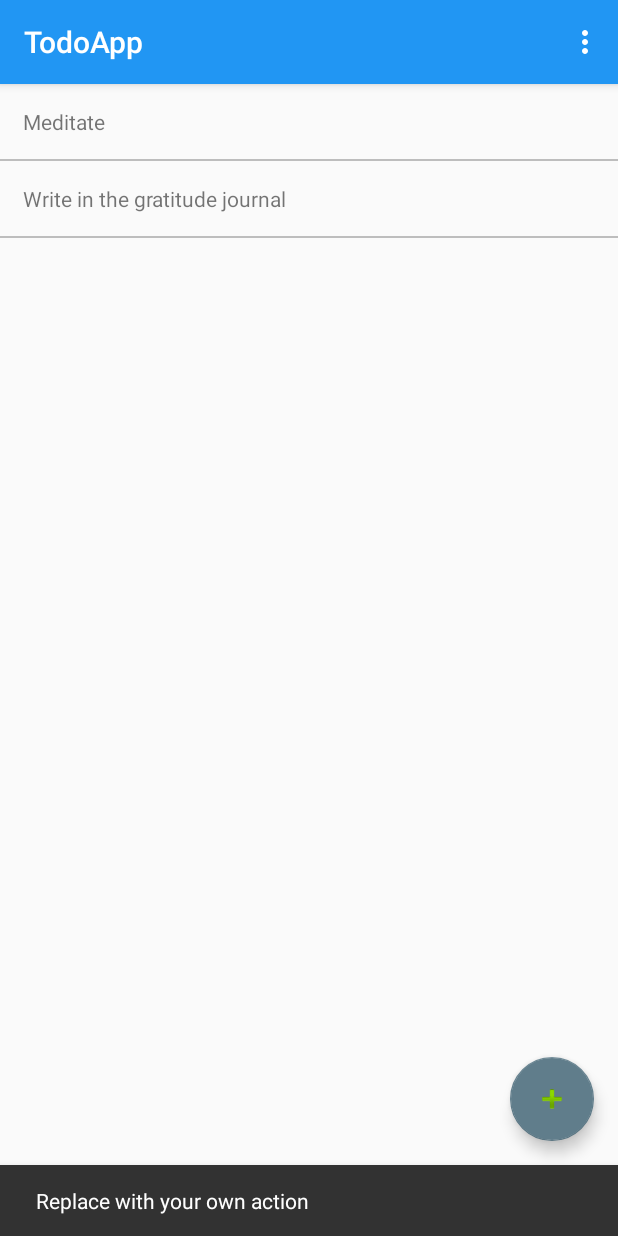
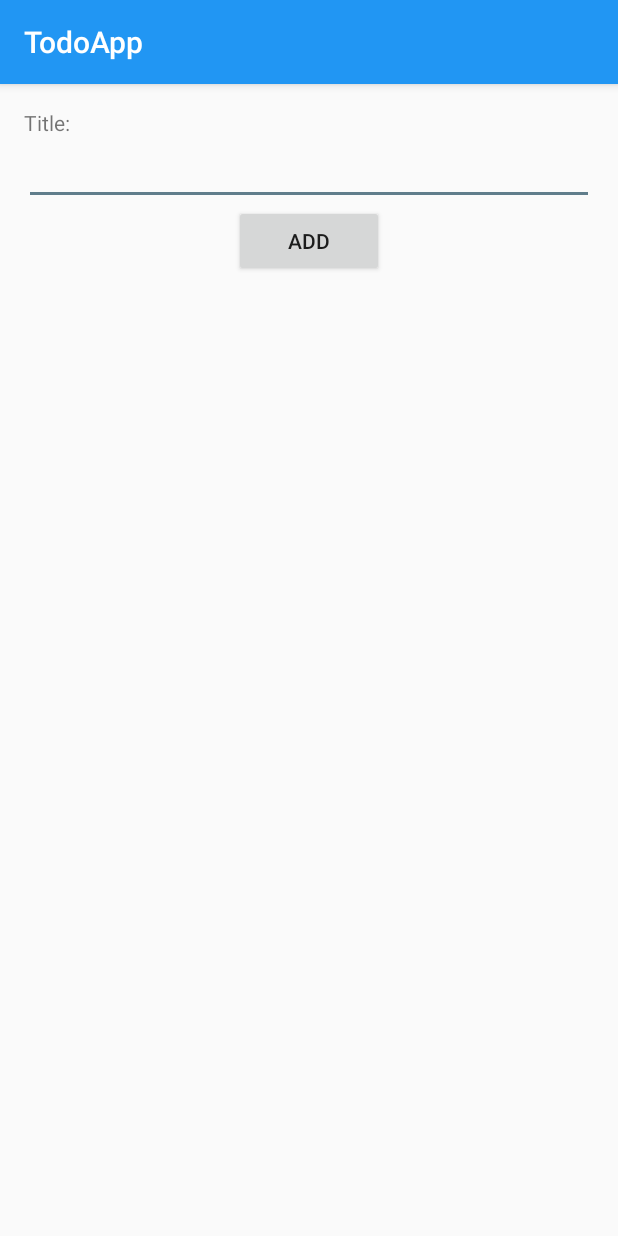
Before and after one commit to philoniare/TodoApp, an Android app: the screen it shows after launch (TodoListActivity before the commit, AddTodoActivity after it), after a tap on an icon or button, on a phone screen of 412 x 824 dp. Run offline under Robolectric (Android 15) with nearby library versions, the phone set to English and light mode, and no system bars; our stand-ins replace ButterKnife.

Commit message:
feat: added google analytics & content provider

```diff
--- a/app/build.gradle
+++ b/app/build.gradle
@@ -1,5 +1,6 @@
 apply plugin: 'com.android.application'
 apply plugin: 'com.neenbedankt.android-apt'
+apply plugin: 'com.google.gms.google-services'
 
 android {
     compileSdkVersion 24
@@ -34,4 +35,7 @@ dependencies {
     compile 'com.jakewharton:butterknife:8.4.0'
     apt 'com.jakewharton:butterknife-compiler:8.4.0'
 
+    // Google Services
+    compile 'com.google.android.gms:play-services-analytics:9.0.0'
+
 }
--- a/app/src/main/AndroidManifest.xml
+++ b/app/src/main/AndroidManifest.xml
@@ -1,7 +1,8 @@
 <?xml version="1.0" encoding="utf-8"?>
 <manifest xmlns:android="http://schemas.android.com/apk/res/android"
     package="com.example.philoniare.todoapp">
-
+    <uses-permission android:name="android.permission.INTERNET"/>
+    <uses-permission android:name="android.permission.ACCESS_NETWORK_STATE"/>
     <application
         android:allowBackup="true"
         android:icon="@mipmap/ic_launcher"
@@ -22,6 +23,7 @@
                 <category android:name="android.intent.category.LAUNCHER" />
             </intent-filter>
         </activity>
+        <activity android:name=".AddTodoActivity" />
     </application>
 
 </manifest>
--- /dev/null
+++ b/app/src/main/java/com/example/philoniare/todoapp/AddTodoActivity.java
@@ -0,0 +1,57 @@
+package com.example.philoniare.todoapp;
+
+import android.content.ContentProvider;
+import android.content.ContentUris;
+import android.content.ContentValues;
+import android.database.Cursor;
+import android.net.Uri;
+import android.os.Bundle;
+import android.support.annotation.Nullable;
+import android.support.v4.content.CursorLoader;
+import android.support.v7.app.AppCompatActivity;
+import android.util.Log;
+import android.view.View;
+import android.widget.Button;
+import android.widget.EditText;
+
+import butterknife.BindView;
+import butterknife.ButterKnife;
+import butterknife.OnCheckedChanged;
+import butterknife.OnClick;
+
+/**
+ * Created by philoniare on 8/28/2016.
+ */
+
+public class AddTodoActivity extends AppCompatActivity {
+    @BindView(R.id.todo_title) EditText todoTitle;
+    @BindView(R.id.btn_add) Button submitButton;
+    private boolean isEditingTodo = false;
+
+    @Override
+    protected void onCreate(@Nullable Bundle savedInstanceState) {
+        super.onCreate(savedInstanceState);
+        setContentView(R.layout.activity_todo_add);
+        ButterKnife.bind(this);
+        Bundle bundle = getIntent().getExtras();
+        if(bundle != null) {
+            Long bundleTodoId = bundle.getLong("TODO_ID");
+            String bundleTodoTitle = bundle.getString("TODO_TITLE");
+            isEditingTodo = true;
+            submitButton.setText("Update");
+            todoTitle.setText(bundleTodoTitle);
+        }
+    }
+
+    @OnClick(R.id.btn_add)
+    public void addTodo(View view) {
+        String title = todoTitle.getText().toString();
+        if(!title.isEmpty()) {
+            ContentValues contentValues = new ContentValues();
+            contentValues.put(TodoContract.TodoEntry.COLUMN_TITLE, todoTitle.getText().toString());
+            contentValues.put(TodoContract.TodoEntry.COLUMN_COMPLETED, 0);
+            getContentResolver().insert(TodoProvider.CONTENT_URI, contentValues);
+            finish();
+        }
+    }
+}
--- /dev/null
+++ b/app/src/main/java/com/example/philoniare/todoapp/RefreshInterface.java
@@ -0,0 +1,9 @@
+package com.example.philoniare.todoapp;
+
+/**
+ * Created by philoniare on 8/28/2016.
+ */
+
+public interface RefreshInterface {
+    void onRefreshCallback();
+}
--- a/app/src/main/java/com/example/philoniare/todoapp/TodoAdapter.java
+++ b/app/src/main/java/com/example/philoniare/todoapp/TodoAdapter.java
@@ -1,49 +1,73 @@
 package com.example.philoniare.todoapp;
 
-import android.support.v7.widget.RecyclerView;
+import android.content.ContentUris;
+import android.content.ContentValues;
+import android.content.Context;
+import android.content.Intent;
+import android.database.Cursor;
+import android.net.Uri;
+import android.support.v4.widget.CursorAdapter;
+import android.util.Log;
 import android.view.LayoutInflater;
 import android.view.View;
 import android.view.ViewGroup;
+import android.widget.CheckBox;
+import android.widget.CompoundButton;
+import android.widget.LinearLayout;
 import android.widget.TextView;
 
-import java.util.ArrayList;
-import java.util.List;
+public class TodoAdapter extends CursorAdapter {
+    private RefreshInterface mRefreshInterface;
 
-import butterknife.BindView;
-import butterknife.ButterKnife;
-
-public class TodoAdapter extends RecyclerView.Adapter<TodoAdapter.ViewHolder> {
-    private ArrayList<TodoItem> todoItems;
-    public static class ViewHolder extends RecyclerView.ViewHolder {
-        @BindView(R.id.todo_title) TextView mTodoTitle;
-
-        public ViewHolder(View view) {
-            super(view);
-            ButterKnife.bind(this, view);
-        }
-    }
-
-    public TodoAdapter(ArrayList<TodoItem> todoItems) {
-        this.todoItems = todoItems;
+    public TodoAdapter(Context context, Cursor cursor, RefreshInterface refreshInterface) {
+        super(context, cursor, 0);
+        mRefreshInterface = refreshInterface;
     }
 
     @Override
-    public ViewHolder onCreateViewHolder(ViewGroup parent, int viewType) {
-        View view = LayoutInflater.from(parent.getContext())
-                .inflate(R.layout.todo_item, parent, false);
-        ViewHolder vh = new ViewHolder(view);
-        return vh;
+    public View newView(Context context, Cursor cursor, ViewGroup parent) {
+        return LayoutInflater.from(context).inflate(R.layout.todo_item, parent, false);
     }
 
     @Override
-    public void onBindViewHolder(ViewHolder holder, int position) {
-        TodoItem currentTodo = todoItems.get(position);
-        holder.mTodoTitle.setText(currentTodo.getTitle());
+    public void bindView(View view, final Context context, Cursor cursor) {
+        final TodoItem currentTodo = TodoItem.fromCursor(cursor);
+        TextView todoTitle = (TextView) view.findViewById(R.id.todo_title);
+        todoTitle.setText(currentTodo.getTitle());
 
-    }
+        LinearLayout todoItemLayout = (LinearLayout) view.findViewById(R.id.todo_list_item);
+        todoItemLayout.setOnClickListener(new View.OnClickListener() {
+            @Override
+            public void onClick(View view) {
+                Intent editTodoIntent = new Intent(context, AddTodoActivity.class);
+                editTodoIntent.putExtra("TODO_ID", currentTodo.getId());
+                editTodoIntent.putExtra("TODO_TITLE", currentTodo.getTitle());
+                context.startActivity(editTodoIntent);
+            }
+        });
 
-    @Override
-    public int getItemCount() {
-        return todoItems.size();
+        CheckBox completionCheckbox = (CheckBox) view.findViewById(R.id.checkbox_completion);
+        Log.d(Utils.LOG_TAG, "" + currentTodo.getStatus());
+        if(currentTodo.getStatus() == 1) {
+            completionCheckbox.setChecked(true);
+        } else {
+            completionCheckbox.setChecked(false);
+        }
+        completionCheckbox.setOnCheckedChangeListener(new CompoundButton.OnCheckedChangeListener() {
+            @Override
+            public void onCheckedChanged(CompoundButton compoundButton, boolean b) {
+                currentTodo.setStatus(b);
+                ContentValues updateValues = new ContentValues();
+                updateValues.put(TodoContract.TodoEntry.COLUMN_COMPLETED, currentTodo.getStatus());
+                Uri singleUri = ContentUris.withAppendedId(TodoProvider.CONTENT_URI, currentTodo.getId());
+                context.getContentResolver().update(
+                        singleUri,
+                        updateValues,
+                        null,
+                        null
+                );
+                mRefreshInterface.onRefreshCallback();
+            }
+        });
     }
 }
--- a/app/src/main/java/com/example/philoniare/todoapp/TodoContract.java
+++ b/app/src/main/java/com/example/philoniare/todoapp/TodoContract.java
@@ -12,5 +12,6 @@ public final class TodoContract {
     public static final class TodoEntry implements BaseColumns {
         public static final String TABLE_NAME = "todoItems";
         public static final String COLUMN_TITLE = "todoTitle";
+        public static final String COLUMN_COMPLETED = "todoCompleted";
     }
 }
--- a/app/src/main/java/com/example/philoniare/todoapp/TodoDatabaseHelper.java
+++ b/app/src/main/java/com/example/philoniare/todoapp/TodoDatabaseHelper.java
@@ -15,13 +15,14 @@ import static com.example.philoniare.todoapp.TodoContract.TodoEntry.TABLE_NAME;
  */
 
 public class TodoDatabaseHelper extends SQLiteOpenHelper{
-    public static final int DATABASE_VERSION = 1;
+    public static final int DATABASE_VERSION = 5;
     public static final String DATABASE_NAME = "todos.db";
     public static final String TEXT_TYPE = " TEXT";
     public static final String COMMA_SEP = ",";
 
     private static final String SQL_CREATE_TODOS = "CREATE TABLE " + TABLE_NAME + " (" +
             TodoContract.TodoEntry._ID + " INTEGER PRIMARY KEY," +
+            TodoContract.TodoEntry.COLUMN_COMPLETED + " INTEGER" + COMMA_SEP +
             TodoContract.TodoEntry.COLUMN_TITLE + TEXT_TYPE + " )";
 
     private static final String SQL_DELETE_TODOS = "DROP TABLE IF EXISTS " + TABLE_NAME;
--- a/app/src/main/java/com/example/philoniare/todoapp/TodoListActivity.java
+++ b/app/src/main/java/com/example/philoniare/todoapp/TodoListActivity.java
@@ -1,11 +1,14 @@
 package com.example.philoniare.todoapp;
 
+import android.content.ContentValues;
+import android.content.Intent;
 import android.database.Cursor;
 import android.net.Uri;
 import android.os.Bundle;
 import android.support.design.widget.FloatingActionButton;
 import android.support.design.widget.Snackbar;
 import android.support.v4.content.CursorLoader;
+import android.support.v4.widget.SimpleCursorAdapter;
 import android.support.v7.app.AppCompatActivity;
 import android.support.v7.widget.LinearLayoutManager;
 import android.support.v7.widget.RecyclerView;
@@ -14,6 +17,8 @@ import android.util.Log;
 import android.view.View;
 import android.view.Menu;
 import android.view.MenuItem;
+import android.widget.AdapterView;
+import android.widget.ListView;
 
 import java.util.ArrayList;
 
@@ -21,14 +26,8 @@ import butterknife.BindView;
 import butterknife.ButterKnife;
 
 public class TodoListActivity extends AppCompatActivity {
-    private static final String PROVIDER_NAME = "todoapp.contentprovider.todos";
-    private static final Uri CONTENT_URI = Uri.parse("content://" + PROVIDER_NAME + "/todos");
-
-    @BindView(R.id.todo_recycler_view) RecyclerView mRecyclerView;
-
-    private RecyclerView.Adapter mAdapter;
-    private RecyclerView.LayoutManager mLayoutManager;
-    private TodoDatabaseHelper todoHelper;
+    @BindView(R.id.todo_list_view) ListView mListView;
+    private TodoAdapter mAdapter;
 
     @Override
     protected void onCreate(Bundle savedInstanceState) {
@@ -42,26 +41,26 @@ public class TodoListActivity extends AppCompatActivity {
         fab.setOnClickListener(new View.OnClickListener() {
             @Override
             public void onClick(View view) {
-                Snackbar.make(view, "Replace with your own action", Snackbar.LENGTH_LONG)
-                        .setAction("Action", null).show();
+                Intent addNewTodoIntent = new Intent(TodoListActivity.this, AddTodoActivity.class);
+                startActivity(addNewTodoIntent);
             }
         });
 
-        ArrayList<TodoItem> todoItems = new ArrayList<>();
-        todoItems.add(new TodoItem("Meditate"));
-        todoItems.add(new TodoItem("Write in the gratitude journal"));
+        mAdapter = new TodoAdapter(this, null, new RefreshInterface() {
+            @Override
+            public void onRefreshCallback() {
+                refreshValuesFromContentProvider();
+            }
+        });
+        mListView.setAdapter(mAdapter);
+        refreshValuesFromContentProvider();
+    }
 
-        // Initialize the todo list
-        mRecyclerView.setHasFixedSize(true);
-        mLayoutManager = new LinearLayoutManager(this);
-        mRecyclerView.setLayoutManager(mLayoutManager);
-
-        mAdapter = new TodoAdapter(todoItems);
-        mRecyclerView.setAdapter(mAdapter);
-
-        // Set out the contentProvider
-        CursorLoader cursorLoader = new CursorLoader(this, CONTENT_URI, null, null, null, null);
+    private void refreshValuesFromContentProvider() {
+        CursorLoader cursorLoader = new CursorLoader(this, TodoProvider.CONTENT_URI, null,
+                null, null, null);
         Cursor c = cursorLoader.loadInBackground();
+        mAdapter.swapCursor(c);
     }
 
     @Override
@@ -73,16 +72,16 @@ public class TodoListActivity extends AppCompatActivity {
 
     @Override
     public boolean onOptionsItemSelected(MenuItem item) {
-        // Handle action bar item clicks here. The action bar will
-        // automatically handle clicks on the Home/Up button, so long
-        // as you specify a parent activity in AndroidManifest.xml.
         int id = item.getItemId();
-
-        //noinspection SimplifiableIfStatement
         if (id == R.id.action_settings) {
             return true;
         }
-
         return super.onOptionsItemSelected(item);
     }
+
+    @Override
+    protected void onResume() {
+        super.onResume();
+        refreshValuesFromContentProvider();
+    }
 }
--- a/app/src/main/java/com/example/philoniare/todoapp/TodoProvider.java
+++ b/app/src/main/java/com/example/philoniare/todoapp/TodoProvider.java
@@ -16,14 +16,14 @@ import android.support.annotation.Nullable;
 
 public class TodoProvider extends ContentProvider {
 
-    private static final String PROVIDER_NAME = "todoapp.contentprovider.todos";
-    private static final Uri CONTENT_URI = Uri.parse("content://" + PROVIDER_NAME + "/todos");
+    public static final String PROVIDER_NAME = "todoapp.contentprovider.todos";
+    public static final Uri CONTENT_URI = Uri.parse("content://" + PROVIDER_NAME + "/todo");
     private static final int TODOS = 1;
     private static final int TODO_ID = 2;
     private static final UriMatcher uriMatcher = getUriMatcher();
     private static UriMatcher getUriMatcher() {
         UriMatcher uriMatcher = new UriMatcher(UriMatcher.NO_MATCH);
-        uriMatcher.addURI(PROVIDER_NAME, "todo", TODOS);
+        uriMatcher.addURI(PROVIDER_NAME, "todos", TODOS);
         uriMatcher.addURI(PROVIDER_NAME, "todos/#", TODO_ID);
         return uriMatcher;
     }
--- /dev/null
+++ b/app/src/main/res/layout/activity_todo_add.xml
@@ -0,0 +1,22 @@
+<?xml version="1.0" encoding="utf-8"?>
+<LinearLayout xmlns:android="http://schemas.android.com/apk/res/android"
+    android:orientation="vertical" android:layout_width="match_parent"
+    android:padding="@dimen/activity_horizontal_margin"
+    android:layout_height="match_parent">
+    <TextView
+        android:text="Title:"
+        android:layout_width="match_parent"
+        android:layout_height="wrap_content" />
+
+    <EditText
+        android:id="@+id/todo_title"
+        android:layout_width="match_parent"
+        android:layout_height="wrap_content" />
+
+    <Button
+        android:id="@+id/btn_add"
+        android:text="Add"
+        android:layout_gravity="center_horizontal"
+        android:layout_width="100dp"
+        android:layout_height="wrap_content" />
+</LinearLayout>
--- a/app/src/main/res/layout/content_todo_list.xml
+++ b/app/src/main/res/layout/content_todo_list.xml
@@ -9,8 +9,8 @@
     tools:context="com.example.philoniare.todoapp.TodoListActivity"
     tools:showIn="@layout/activity_todo_list">
 
-    <android.support.v7.widget.RecyclerView
-        android:id="@+id/todo_recycler_view"
+    <ListView
+        android:id="@+id/todo_list_view"
         android:layout_width="match_parent"
         android:layout_height="wrap_content" />
 </RelativeLayout>
--- a/build.gradle
+++ b/build.gradle
@@ -7,6 +7,7 @@ buildscript {
     dependencies {
         classpath 'com.android.tools.build:gradle:2.2.0-beta2'
         classpath 'com.neenbedankt.gradle.plugins:android-apt:1.8'
+        classpath 'com.google.gms:google-services:3.0.0'
         // NOTE: Do not place your application dependencies here; they belong
         // in the individual module build.gradle files
     }
```
Also changed, not shown: app/src/main/java/com/example/philoniare/todoapp/TodoItem.java (+40 -1 lines), app/src/main/java/com/example/philoniare/todoapp/Utils.java (added, +9 -0 lines), app/src/main/res/layout/todo_item.xml (+13 -1 lines), 1 other file.
